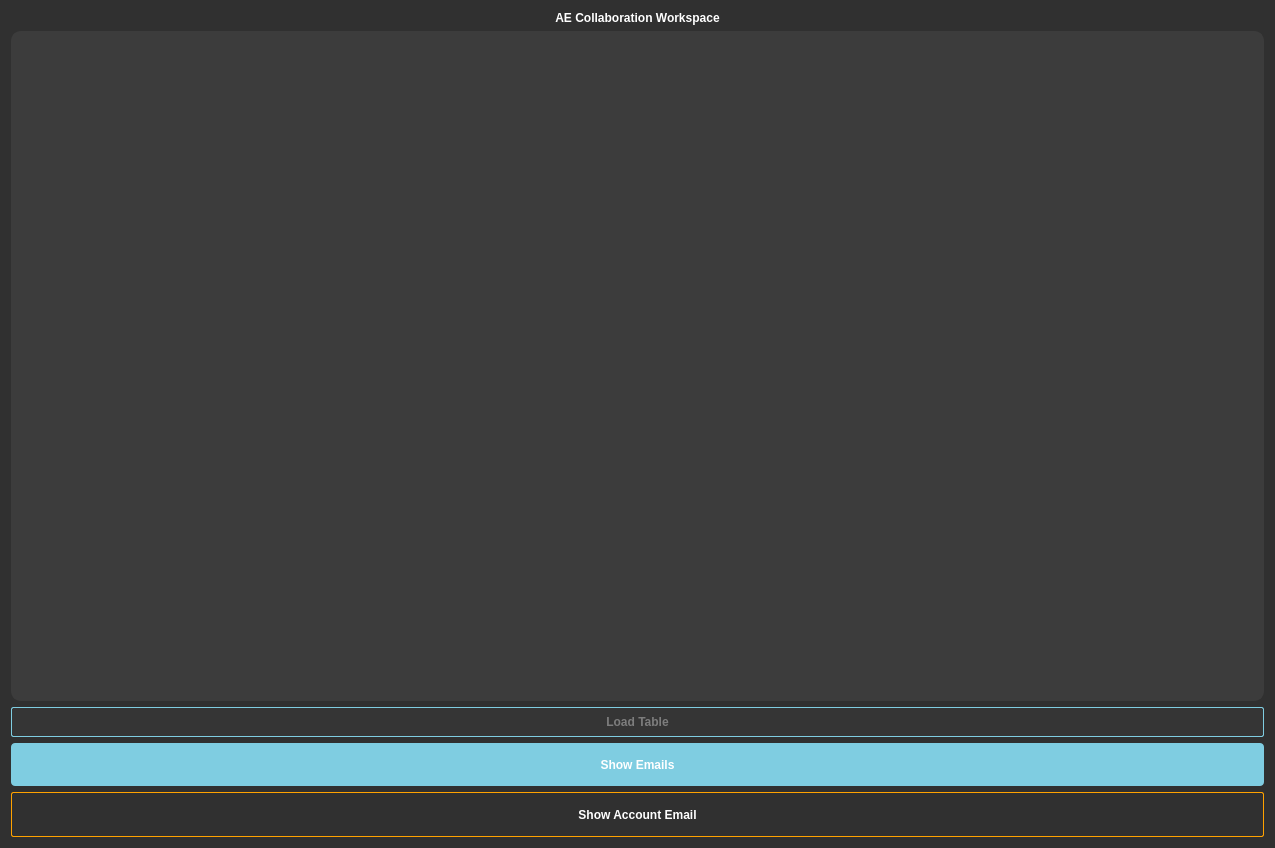
The window that ae_window.ui (caiocardoso28/redesigned_app) describes before a commit, drawn with Qt 5.
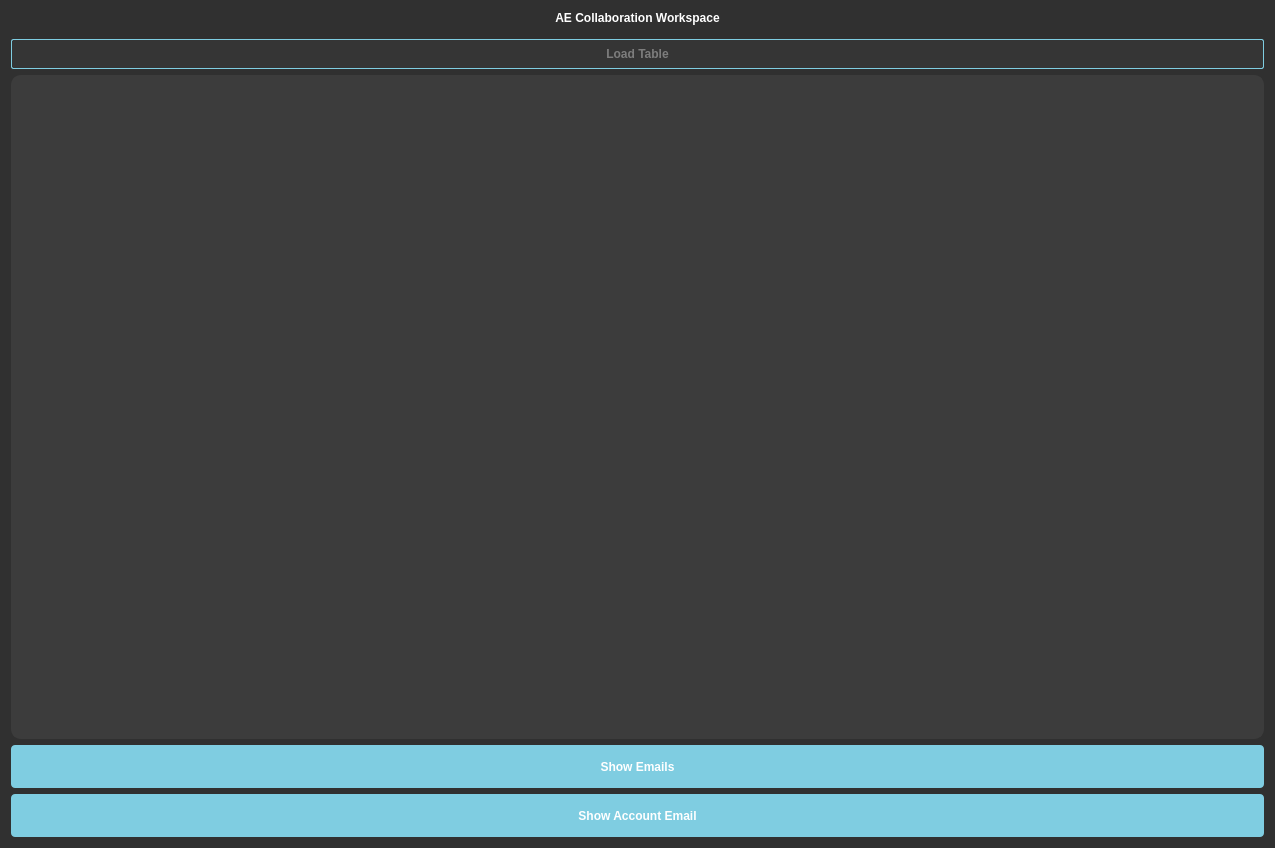
The same window after the commit.

Commit message: Created final work window

The edit to the form file:
```diff
--- a/ae_window.ui
+++ b/ae_window.ui
@@ -234,6 +234,13 @@
   <layout class="QVBoxLayout" name="verticalLayout">
    <item>
     <widget class="QLabel" name="label">
+     <property name="styleSheet">
+      <string notr="true">QLabel{
+    font: 20pt &quot;Arial&quot;;
+    color: #fff;
+    margin-bottom: 8px
+}</string>
+     </property>
      <property name="text">
       <string>AE Collaboration Workspace</string>
      </property>
@@ -245,19 +252,6 @@
      </property>
     </widget>
    </item>
-   <item>
-    <widget class="QTableWidget" name="tableWidget">
-     <property name="selectionBehavior">
-      <enum>QAbstractItemView::SelectRows</enum>
-     </property>
-     <property name="showGrid">
-      <bool>false</bool>
-     </property>
-     <attribute name="horizontalHeaderStretchLastSection">
-      <bool>true</bool>
-     </attribute>
-    </widget>
-   </item>
    <item>
     <widget class="QPushButton" name="pushButton_2">
      <property name="styleSheet">
@@ -292,6 +286,28 @@
      </property>
     </widget>
    </item>
+   <item>
+    <widget class="QTableWidget" name="tableWidget">
+     <property name="selectionBehavior">
+      <enum>QAbstractItemView::SelectRows</enum>
+     </property>
+     <property name="verticalScrollMode">
+      <enum>QAbstractItemView::ScrollPerPixel</enum>
+     </property>
+     <property name="horizontalScrollMode">
+      <enum>QAbstractItemView::ScrollPerPixel</enum>
+     </property>
+     <property name="showGrid">
+      <bool>false</bool>
+     </property>
+     <property name="sortingEnabled">
+      <bool>true</bool>
+     </property>
+     <attribute name="horizontalHeaderStretchLastSection">
+      <bool>true</bool>
+     </attribute>
+    </widget>
+   </item>
    <item>
     <widget class="QPushButton" name="pushButton">
      <property name="text">
@@ -302,31 +318,7 @@
    <item>
     <widget class="QPushButton" name="pushButton_3">
      <property name="styleSheet">
-      <string notr="true">QPushButton {
-    background-color: #303030;
-    color: white;
-   border: 1px solid rgb(255, 162, 0);
-    border-radius: 2px;
-    padding: 4px;
-    font: 12pt &quot;Arial&quot;;
-    height: 35px;
-    
-    font-weight: 800;
-}
-
-/* Add a hover effect to buttons */
-QPushButton:hover {
-    background:rgb(255, 162, 0);
-    border: 1px solid rgb(255, 162, 0);
-    border-radius: 2px;
-    color: #ffffff
-}
-
-/* Add a pressed effect to buttons */
-QPushButton:pressed {
-    background: qlineargradient(x1: 0, y1: 0, x2: 0, y2: 1,
-    stop: 0 #ff9d00, stop: 1 #ffb900);
-}</string>
+      <string notr="true"/>
      </property>
      <property name="text">
       <string>Show Account Email</string>
```
The commit also changes 6 other files.
